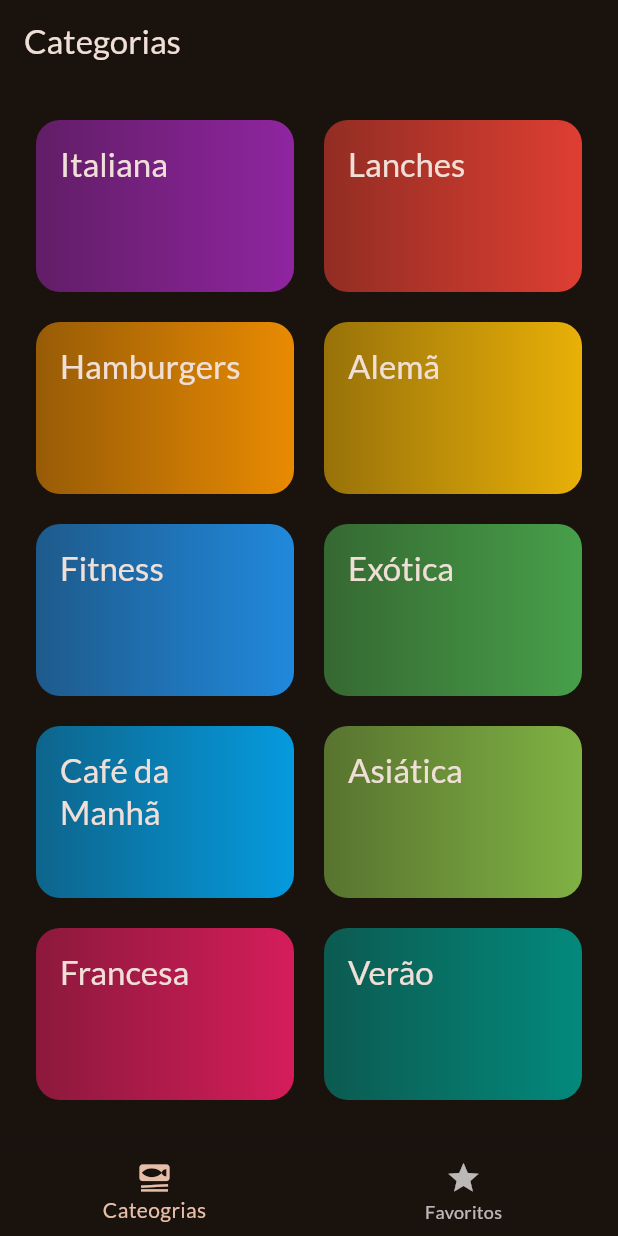
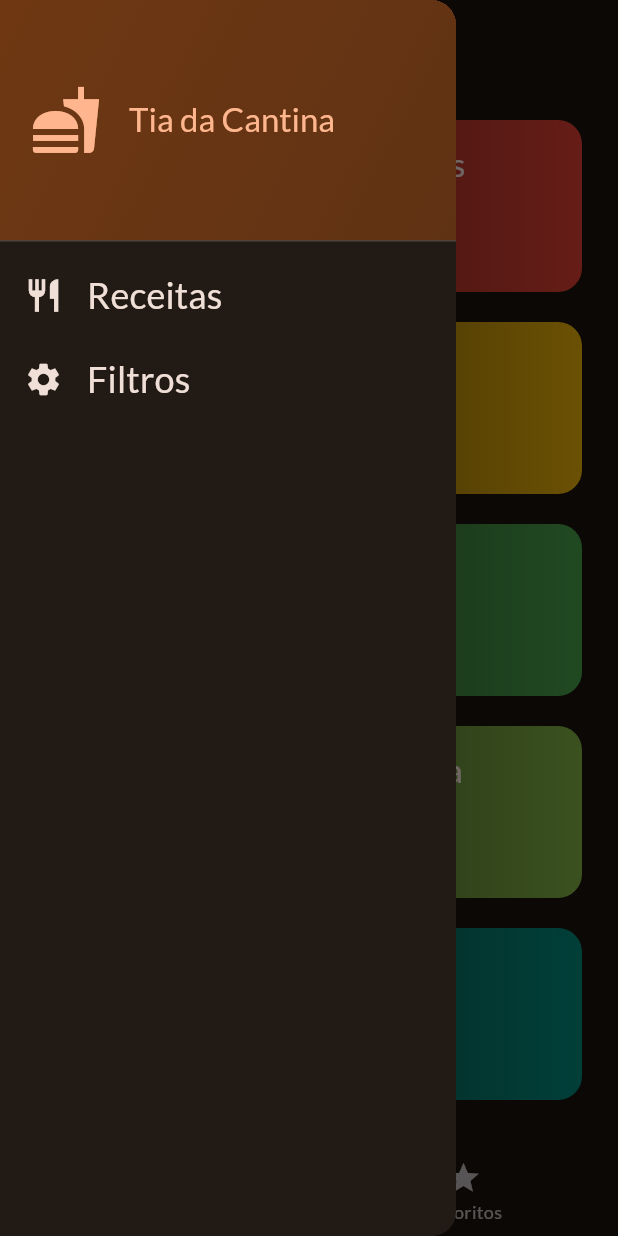
Before and after one commit to rbicca/pocnav, a Flutter app: the screen it shows after launch, with the side drawer open (before the commit the screen has no drawer), on a phone screen of 412 x 824 dp. Run offline on Flutter 3.47's test engine with Material 3 defaults, Android fonts, the phone set to English and light mode, and no system bars; our stand-ins replace google_fonts, transparent_image.

Commit message:
Navigate in prop chain mode done

```diff
--- a/lib/screens/categories.dart
+++ b/lib/screens/categories.dart
@@ -6,12 +6,18 @@
 import 'package:pocnav/widgets/category_grid_item.dart';
 
 class CategoriesScreen extends StatelessWidget {
-  const CategoriesScreen({super.key, required this.onToggleFavorite});
+  const CategoriesScreen(
+      {super.key,
+      required this.onToggleFavorite,
+      required this.availableMeals});
+
   final void Function(Meal meal) onToggleFavorite;
+  final List<Meal> availableMeals;
 
   void _selectCategory(BuildContext ctx, Category category) {
-    final filteredMeals =
-        dummyMeals.where((m) => m.categories.contains(category.id)).toList();
+    final filteredMeals = availableMeals
+        .where((m) => m.categories.contains(category.id))
+        .toList();
 
     Navigator.push(
         ctx,
--- a/lib/screens/tabs.dart
+++ b/lib/screens/tabs.dart
@@ -1,7 +1,17 @@
 import 'package:flutter/material.dart';
+import 'package:pocnav/data/dummy_data.dart';
 import 'package:pocnav/models/meal.dart';
 import 'package:pocnav/screens/categories.dart';
+import 'package:pocnav/screens/filters.dart';
 import 'package:pocnav/screens/meals.dart';
+import 'package:pocnav/widgets/main_drawer.dart';
+
+const kInitialFilters = {
+  Filter.glutenFree: false,
+  Filter.lactoseFree: false,
+  Filter.vegetarian: false,
+  Filter.vegan: false
+};
 
 class TabsScreen extends StatefulWidget {
   const TabsScreen({super.key});
@@ -13,6 +23,7 @@
 class _TabsScreenState extends State<TabsScreen> {
   int _selectedPageIndex = 0;
   final List<Meal> _favoriteMeals = [];
+  Map<Filter, bool> _selectedFilters = kInitialFilters;
 
   void _selectPage(int index) {
     setState(() {
@@ -22,22 +33,71 @@
 
   void _toggleMealFavoriteStatus(Meal meal) {
     if (_favoriteMeals.contains(meal)) {
-      _favoriteMeals.remove(meal);
+      setState(() {
+        _favoriteMeals.remove(meal);
+      });
+      _showInfoMessage('Receita desfavoritada!');
     } else {
-      _favoriteMeals.add(meal);
+      setState(() {
+        _favoriteMeals.add(meal);
+      });
+      _showInfoMessage('Receita favoritada !');
+    }
+  }
+
+  void _showInfoMessage(String message) {
+    ScaffoldMessenger.of(context).clearSnackBars();
+    ScaffoldMessenger.of(context).showSnackBar(
+        SnackBar(duration: const Duration(seconds: 3), content: Text(message)));
+  }
+
+  void _setScreen(String identifier) async {
+    //Primeiro fecha, depois navega
+    Navigator.of(context).pop();
+
+    if (identifier == 'filters') {
+      final result =
+          await Navigator.of(context).push<Map<Filter, bool>>(MaterialPageRoute(
+              builder: (ctx) => FilterScreen(
+                    currentFilters: _selectedFilters,
+                  )));
+      //.pushReplacement(MaterialPageRoute(builder: (ctx) => const FilterScreen()));
+
+      // ignore: avoid_print
+      //print(result);
+      setState(() {
+        _selectedFilters = result ?? kInitialFilters;
+      });
     }
   }
 
   @override
   Widget build(BuildContext context) {
+    final availableMeals = dummyMeals.where((meal) {
+      if (_selectedFilters[Filter.glutenFree]! && !meal.isGlutenFree) {
+        return false;
+      }
+      if (_selectedFilters[Filter.lactoseFree]! && !meal.isLactoseFree) {
+        return false;
+      }
+      if (_selectedFilters[Filter.vegetarian]! && !meal.isVegetarian) {
+        return false;
+      }
+      if (_selectedFilters[Filter.vegan]! && !meal.isVegan) {
+        return false;
+      }
+      return true;
+    }).toList();
+
     Widget activePage = CategoriesScreen(
+      availableMeals: availableMeals,
       onToggleFavorite: _toggleMealFavoriteStatus,
     );
     var activePageTitle = 'Categorias';
 
     if (_selectedPageIndex == 1) {
       activePage = MealsScreen(
-        meals: [],
+        meals: _favoriteMeals,
         onToggleFavorite: _toggleMealFavoriteStatus,
       );
       activePageTitle = 'Seus favoritos';
@@ -46,6 +106,9 @@
     return Scaffold(
         appBar: AppBar(
           title: Text(activePageTitle),
+        ),
+        drawer: MainDrawer(
+          onSelectScreen: _setScreen,
         ),
         body: activePage,
         bottomNavigationBar: BottomNavigationBar(
--- /dev/null
+++ b/lib/widgets/main_drawer.dart
@@ -0,0 +1,67 @@
+import 'package:flutter/material.dart';
+
+class MainDrawer extends StatelessWidget {
+  const MainDrawer({super.key, required this.onSelectScreen});
+
+  final void Function(String identifier) onSelectScreen;
+
+  @override
+  Widget build(BuildContext context) {
+    return Drawer(
+      child: Column(
+        children: [
+          DrawerHeader(
+              padding: const EdgeInsets.all(20),
+              decoration: BoxDecoration(
+                gradient: LinearGradient(
+                  colors: [
+                    Theme.of(context).colorScheme.primaryContainer,
+                    Theme.of(context)
+                        .colorScheme
+                        .primaryContainer
+                        .withOpacity(0.8),
+                  ],
+                  begin: Alignment.topLeft,
+                  end: Alignment.bottomRight,
+                ),
+              ),
+              child: Row(
+                children: [
+                  Icon(
+                    Icons.fastfood,
+                    size: 48,
+                    color: Theme.of(context).colorScheme.primary,
+                  ),
+                  const SizedBox(width: 18),
+                  Text('Tia da Cantina',
+                      style: Theme.of(context).textTheme.titleLarge!.copyWith(
+                          color: Theme.of(context).colorScheme.primary))
+                ],
+              )),
+          ListTile(
+            leading: Icon(Icons.restaurant,
+                size: 26, color: Theme.of(context).colorScheme.onBackground),
+            title: Text('Receitas',
+                style: Theme.of(context).textTheme.titleSmall!.copyWith(
+                    color: Theme.of(context).colorScheme.onBackground,
+                    fontSize: 24)),
+            onTap: () {
+              onSelectScreen('meals');
+            },
+          ),
+          ListTile(
+            leading: Icon(Icons.settings,
+                size: 26, color: Theme.of(context).colorScheme.onBackground),
+            title: Text('Filtros',
+                style: Theme.of(context).textTheme.titleSmall!.copyWith(
+                    color: Theme.of(context).colorScheme.onBackground,
+                    fontSize: 24)),
+            onTap: () {
+              onSelectScreen('filters');
+            },
+          ),
+        ],
+      ),
+    );
+  }
+}
```
Also changed, not shown: lib/screens/filters.dart (added, +124 -0 lines), 1 other file.
